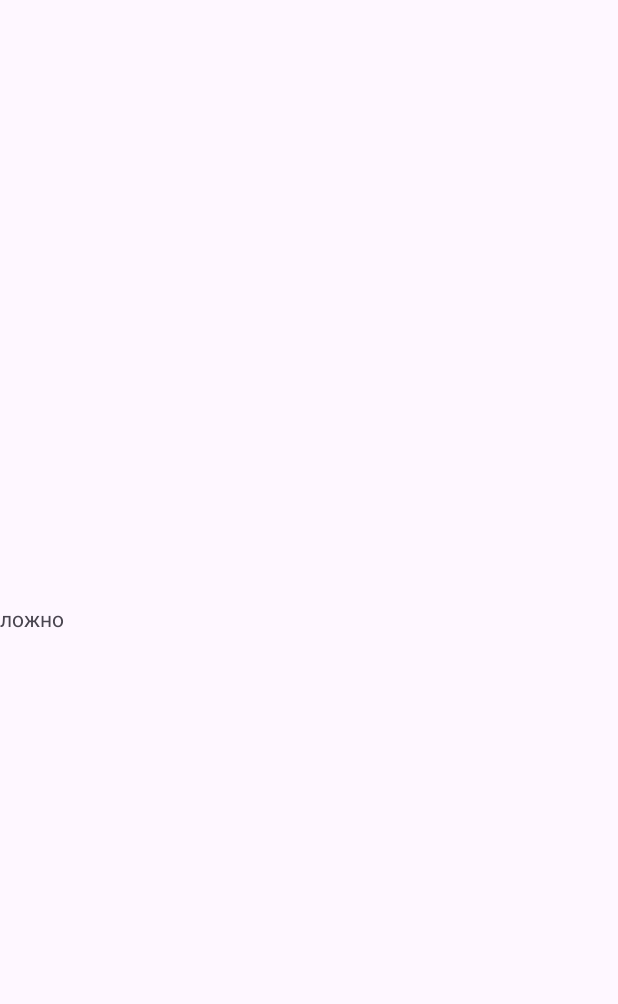
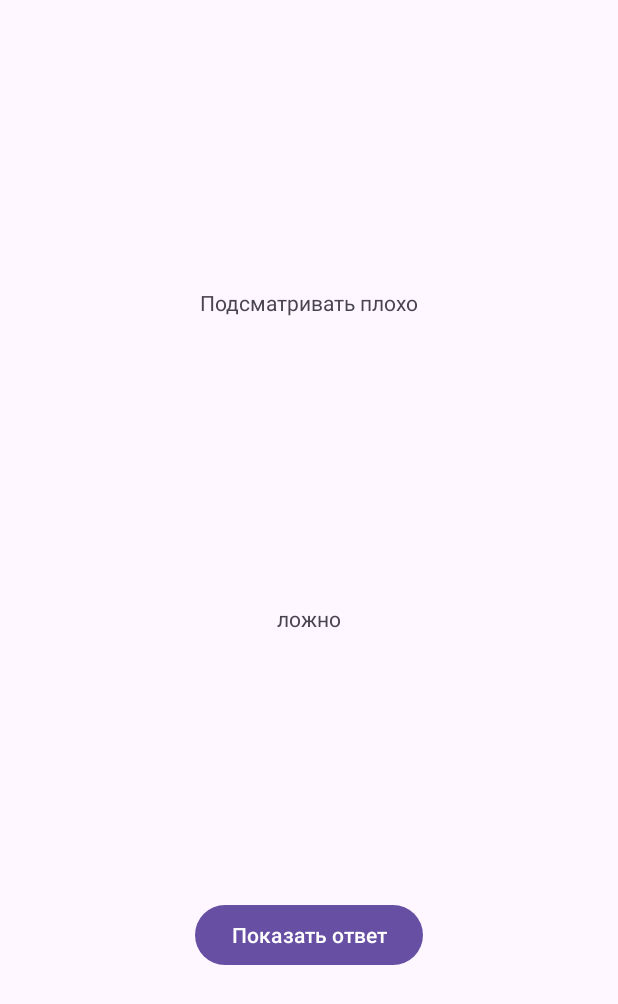
Before and after one commit to AntonG0rbachev/Kotlin-Dev--Second-Mobile-App, an Android app: the CheatActivity screen opened directly, with no data from a screen before it, on a phone screen of 412 x 824 dp. Before the commit the part shown is almost empty. Shown: the top 1004 px of the screen. Run offline under Robolectric (Android 15) with nearby library versions, the phone set to English and light mode, and no system bars.

Commit message:
add new button and textview

```diff
--- a/app/src/main/res/layout/activity_cheat.xml
+++ b/app/src/main/res/layout/activity_cheat.xml
@@ -9,11 +9,31 @@
 
     <TextView
         android:id="@+id/answerTextView"
-        android:layout_width="0dp"
+        android:layout_width="wrap_content"
         android:layout_height="wrap_content"
         android:text="TextView"
         app:layout_constraintBottom_toBottomOf="parent"
         app:layout_constraintEnd_toEndOf="parent"
         app:layout_constraintStart_toStartOf="parent"
         app:layout_constraintTop_toTopOf="parent" />
+
+    <TextView
+        android:id="@+id/tvCheatIsBad"
+        android:layout_width="wrap_content"
+        android:layout_height="wrap_content"
+        android:text="Подсматривать плохо"
+        app:layout_constraintBottom_toTopOf="@+id/answerTextView"
+        app:layout_constraintEnd_toEndOf="parent"
+        app:layout_constraintStart_toStartOf="parent"
+        app:layout_constraintTop_toTopOf="parent" />
+
+    <Button
+        android:id="@+id/showBtn"
+        android:layout_width="wrap_content"
+        android:layout_height="wrap_content"
+        android:text="Показать ответ"
+        app:layout_constraintBottom_toBottomOf="parent"
+        app:layout_constraintEnd_toEndOf="parent"
+        app:layout_constraintStart_toStartOf="parent"
+        app:layout_constraintTop_toBottomOf="@+id/answerTextView" />
 </androidx.constraintlayout.widget.ConstraintLayout>
```
